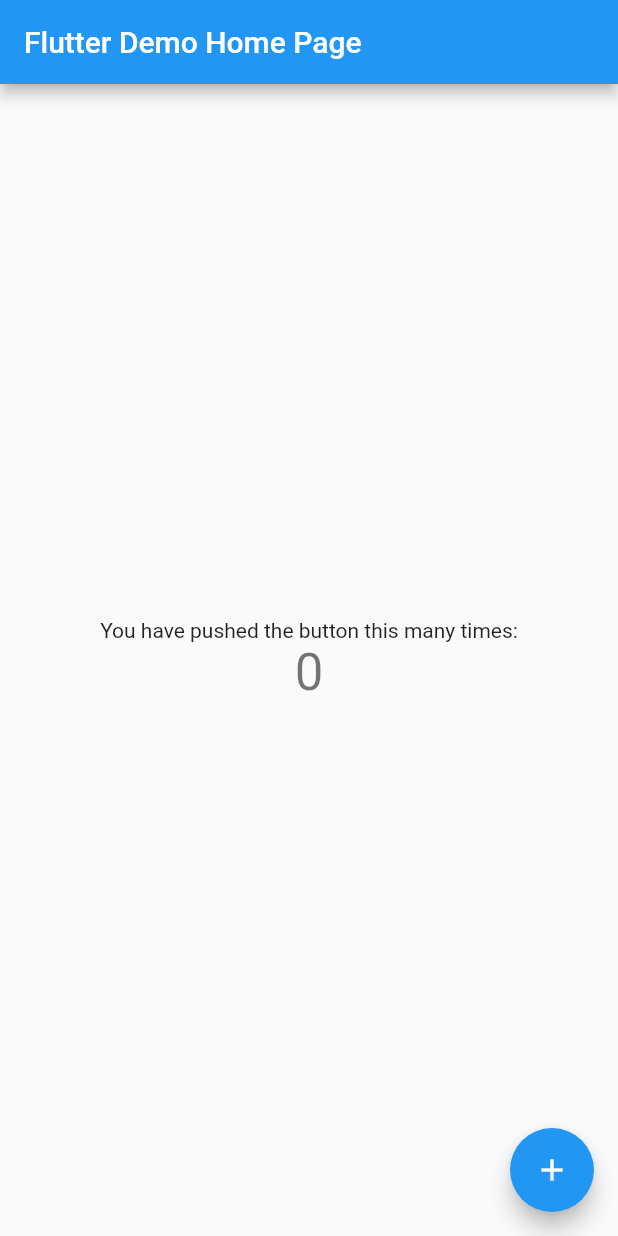
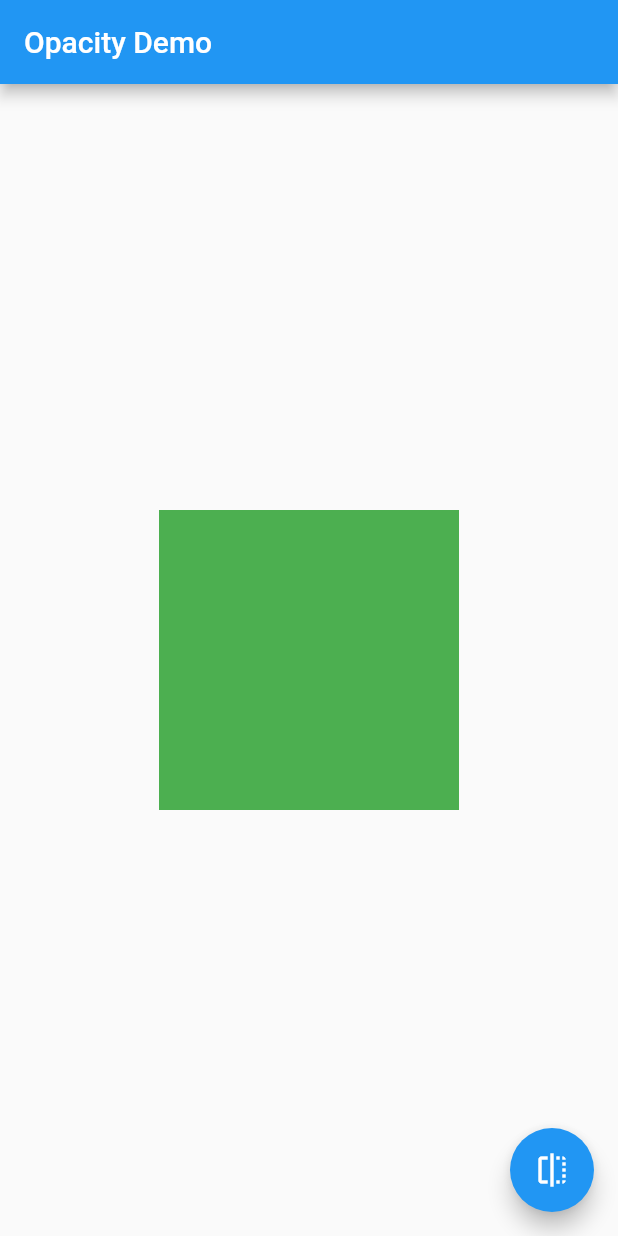
Before and after one commit to Delightfully-Nerdy/flutter-widget-animate, a Flutter app: the screen it shows after launch, on a phone screen of 412 x 824 dp. Run offline on Flutter 3.47's test engine with Material 2 defaults, Android fonts, the phone set to English and light mode, and no system bars.

Commit message:
final commit

```diff
--- a/lib/main.dart
+++ b/lib/main.dart
@@ -4,110 +4,73 @@
   runApp(MyApp());
 }
 
-class MyApp extends StatelessWidget {
-  // This widget is the root of your application.
+class MyApp extends StatefulWidget {
+  @override
+  _MyAppState createState() => _MyAppState();
+}
+
+class _MyAppState extends State<MyApp> {
   @override
   Widget build(BuildContext context) {
+    final appTitle = 'Opacity Demo';
     return MaterialApp(
-      title: 'Flutter Demo',
-      theme: ThemeData(
-        // This is the theme of your application.
-        //
-        // Try running your application with "flutter run". You'll see the
-        // application has a blue toolbar. Then, without quitting the app, try
-        // changing the primarySwatch below to Colors.green and then invoke
-        // "hot reload" (press "r" in the console where you ran "flutter run",
-        // or simply save your changes to "hot reload" in a Flutter IDE).
-        // Notice that the counter didn't reset back to zero; the application
-        // is not restarted.
-        primarySwatch: Colors.blue,
+      title: appTitle,
+      home: MyHomePage(
+        title: appTitle,
       ),
-      home: MyHomePage(title: 'Flutter Demo Home Page'),
     );
   }
 }
 
+// The StatefulWidget's job is to take data and create a State class.
+// In this case, the widget takes a title, and creates a _MyHomePageState.
 class MyHomePage extends StatefulWidget {
+  final String title;
+
   MyHomePage({Key key, this.title}) : super(key: key);
-
-  // This widget is the home page of your application. It is stateful, meaning
-  // that it has a State object (defined below) that contains fields that affect
-  // how it looks.
-
-  // This class is the configuration for the state. It holds the values (in this
-  // case the title) provided by the parent (in this case the App widget) and
-  // used by the build method of the State. Fields in a Widget subclass are
-  // always marked "final".
-
-  final String title;
 
   @override
   _MyHomePageState createState() => _MyHomePageState();
 }
 
+// The State class is responsible for two things: holding some data you can
+// update and building the UI using that data.
 class _MyHomePageState extends State<MyHomePage> {
-  int _counter = 0;
-
-  void _incrementCounter() {
-    setState(() {
-      // This call to setState tells the Flutter framework that something has
-      // changed in this State, which causes it to rerun the build method below
-      // so that the display can reflect the updated values. If we changed
-      // _counter without calling setState(), then the build method would not be
-      // called again, and so nothing would appear to happen.
-      _counter++;
-    });
-  }
+  // Whether the green box should be visible.
+  bool _visible = true;
 
   @override
   Widget build(BuildContext context) {
-    // This method is rerun every time setState is called, for instance as done
-    // by the _incrementCounter method above.
-    //
-    // The Flutter framework has been optimized to make rerunning build methods
-    // fast, so that you can just rebuild anything that needs updating rather
-    // than having to individually change instances of widgets.
     return Scaffold(
       appBar: AppBar(
-        // Here we take the value from the MyHomePage object that was created by
-        // the App.build method, and use it to set our appbar title.
         title: Text(widget.title),
       ),
       body: Center(
-        // Center is a layout widget. It takes a single child and positions it
-        // in the middle of the parent.
-        child: Column(
-          // Column is also a layout widget. It takes a list of children and
-          // arranges them vertically. By default, it sizes itself to fit its
-          // children horizontally, and tries to be as tall as its parent.
-          //
-          // Invoke "debug painting" (press "p" in the console, choose the
-          // "Toggle Debug Paint" action from the Flutter Inspector in Android
-          // Studio, or the "Toggle Debug Paint" command in Visual Studio Code)
-          // to see the wireframe for each widget.
-          //
-          // Column has various properties to control how it sizes itself and
-          // how it positions its children. Here we use mainAxisAlignment to
-          // center the children vertically; the main axis here is the vertical
-          // axis because Columns are vertical (the cross axis would be
-          // horizontal).
-          mainAxisAlignment: MainAxisAlignment.center,
-          children: <Widget>[
-            Text(
-              'You have pushed the button this many times:',
-            ),
-            Text(
-              '$_counter',
-              style: Theme.of(context).textTheme.headline4,
-            ),
-          ],
+        child: AnimatedOpacity(
+          // If the widget is visible, animate to 0.0 (invisible).
+          // If the widget is hidden, animate to 1.0 (fully visible).
+          opacity: _visible ? 1.0 : 0.0,
+          duration: Duration(milliseconds: 500),
+          // The green box must be a child of the AnimatedOpacity widget.
+          child: Container(
+            width: 200.0,
+            height: 200.0,
+            color: Colors.green,
+          ),
         ),
       ),
       floatingActionButton: FloatingActionButton(
-        onPressed: _incrementCounter,
-        tooltip: 'Increment',
-        child: Icon(Icons.add),
-      ), // This trailing comma makes auto-formatting nicer for build methods.
+        onPressed: () {
+          // Call setState. This tells Flutter to rebuild the
+          // UI with the changes.
+          setState(() {
+            _visible = !_visible;
+          });
+        },
+        tooltip: 'Toggle Opacity',
+        child: Icon(Icons.flip),
+      ),
     );
+    // The green box goes here with some other Widgets.
   }
 }
```
